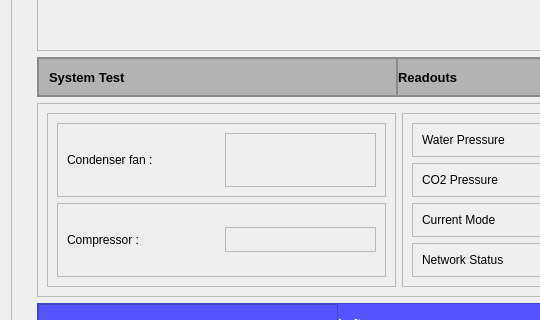
The window that demo.ui (BAnanthu/pqt5-ui-demo) describes before a commit, drawn with Qt 5; both pictures show x 0 to 540 and y 103 to 423 of the 1153 by 929 pixel window.
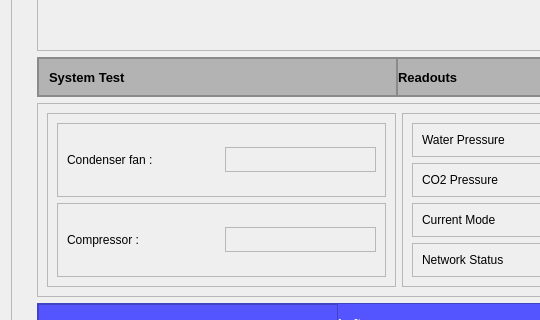
The same window after the commit. Icons and pictures are not drawn.

```diff
--- a/demo.ui
+++ b/demo.ui
@@ -267,6 +267,18 @@
                </item>
                <item>
                 <widget class="QFrame" name="frame_27">
+                 <property name="minimumSize">
+                  <size>
+                   <width>0</width>
+                   <height>25</height>
+                  </size>
+                 </property>
+                 <property name="maximumSize">
+                  <size>
+                   <width>16777215</width>
+                   <height>25</height>
+                  </size>
+                 </property>
                  <property name="frameShape">
                   <enum>QFrame::StyledPanel</enum>
                  </property>
```
